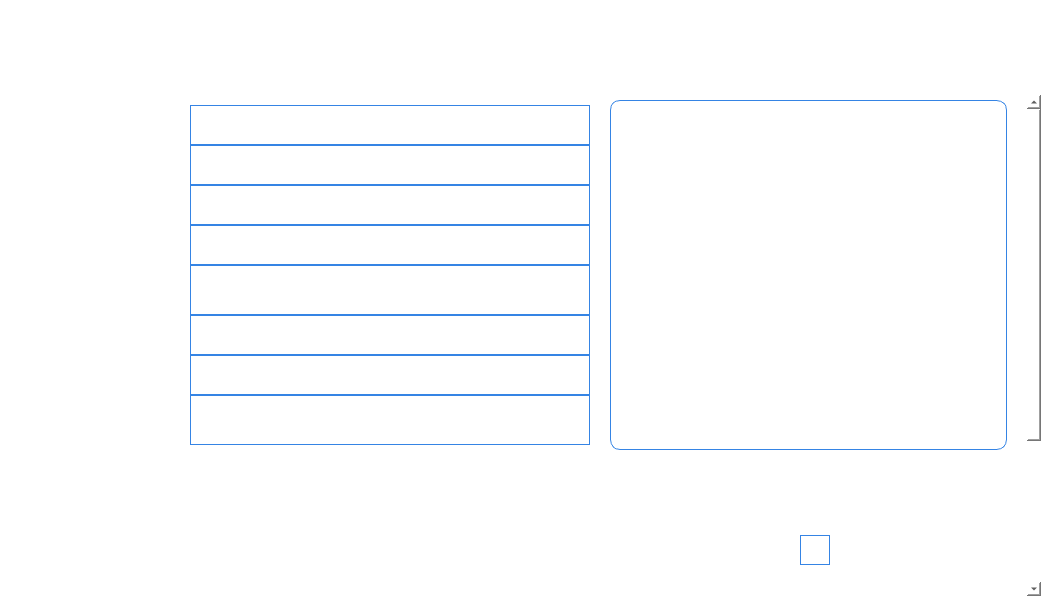
First picture: the form in forms/Page_5.ui, repository apollo-k22/FaceAI-Product, before the edit.
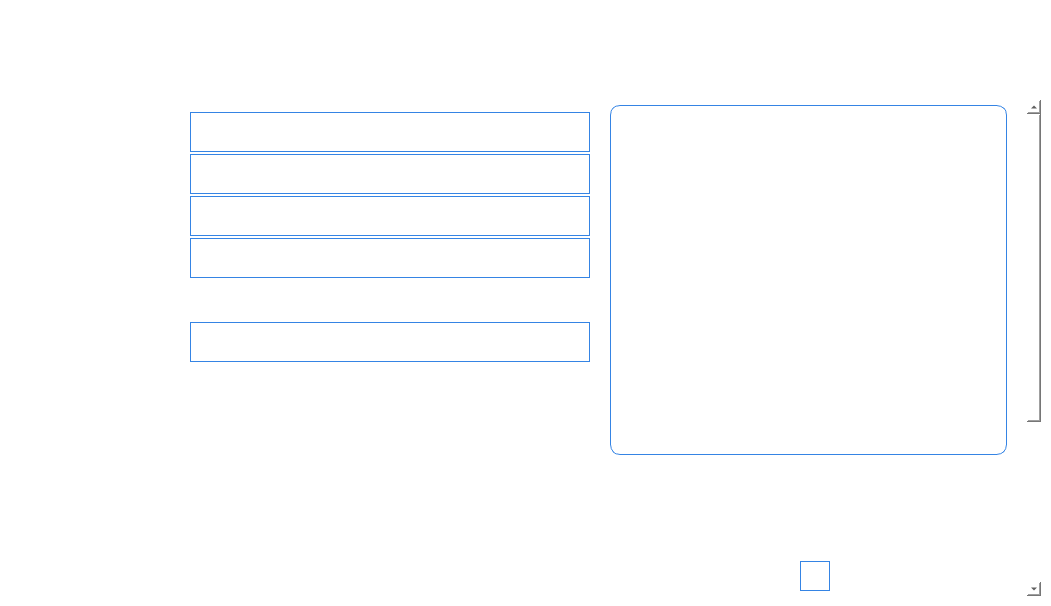
Second picture: the form after the edit. Icons and pictures are not drawn.

Commit message: fixed validation on create a new case page. updated remarks, ps, examiner's name field to GrowingTextEdit on preview and report page.

What changed in the file:
```diff
--- a/forms/Page_5.ui
+++ b/forms/Page_5.ui
@@ -131,31 +131,53 @@
         </spacer>
        </item>
        <item>
-        <widget class="QLabel" name="pageTitle">
-         <property name="sizePolicy">
-          <sizepolicy hsizetype="Fixed" vsizetype="Fixed">
-           <horstretch>0</horstretch>
-           <verstretch>0</verstretch>
-          </sizepolicy>
+        <layout class="QVBoxLayout" name="verticalLayout_11">
+         <property name="leftMargin">
+          <number>35</number>
          </property>
-         <property name="font">
-          <font>
-           <pointsize>20</pointsize>
-           <weight>75</weight>
-           <bold>true</bold>
-          </font>
+         <property name="topMargin">
+          <number>20</number>
          </property>
-         <property name="styleSheet">
-          <string notr="true">color: rgb(255, 255, 255);
+         <item>
+          <widget class="QLabel" name="pageTitle">
+           <property name="sizePolicy">
+            <sizepolicy hsizetype="Expanding" vsizetype="Fixed">
+             <horstretch>0</horstretch>
+             <verstretch>0</verstretch>
+            </sizepolicy>
+           </property>
+           <property name="minimumSize">
+            <size>
+             <width>0</width>
+             <height>40</height>
+            </size>
+           </property>
+           <property name="maximumSize">
+            <size>
+             <width>16777215</width>
+             <height>40</height>
+            </size>
+           </property>
+           <property name="font">
+            <font>
+             <pointsize>20</pointsize>
+             <weight>75</weight>
+             <bold>true</bold>
+            </font>
+           </property>
+           <property name="styleSheet">
+            <string notr="true">color: rgb(255, 255, 255);
 background:transparent;</string>
-         </property>
-         <property name="text">
-          <string>FaceAI Probe Report Preview</string>
-         </property>
-         <property name="alignment">
-          <set>Qt::AlignCenter</set>
-         </property>
-        </widget>
+           </property>
+           <property name="text">
+            <string>FaceAI Probe Report Preview</string>
+           </property>
+           <property name="alignment">
+            <set>Qt::AlignBottom|Qt::AlignHCenter</set>
+           </property>
+          </widget>
+         </item>
+        </layout>
        </item>
        <item>
         <spacer name="horizontalSpacer_3">
@@ -224,9 +246,9 @@
         <property name="geometry">
          <rect>
           <x>0</x>
-          <y>0</y>
+          <y>-172</y>
           <width>1012</width>
-          <height>759</height>
+          <height>799</height>
          </rect>
         </property>
         <property name="styleSheet">
@@ -729,114 +751,6 @@
                      </property>
                     </widget>
                    </item>
-                   <item row="7" column="1">
-                    <widget class="QTextEdit" name="teditExaminerName">
-                     <property name="sizePolicy">
-                      <sizepolicy hsizetype="Fixed" vsizetype="Fixed">
-                       <horstretch>0</horstretch>
-                       <verstretch>0</verstretch>
-                      </sizepolicy>
-                     </property>
-                     <property name="minimumSize">
-                      <size>
-                       <width>400</width>
-                       <height>0</height>
-                      </size>
-                     </property>
-                     <property name="maximumSize">
-                      <size>
-                       <width>400</width>
-                       <height>40</height>
-                      </size>
-                     </property>
-                     <property name="styleSheet">
-                      <string notr="true">background:transparent;
-border: 1px solid rgb(53, 132, 228);</string>
-                     </property>
-                     <property name="verticalScrollBarPolicy">
-                      <enum>Qt::ScrollBarAlwaysOff</enum>
-                     </property>
-                     <property name="horizontalScrollBarPolicy">
-                      <enum>Qt::ScrollBarAlwaysOff</enum>
-                     </property>
-                     <property name="sizeAdjustPolicy">
-                      <enum>QAbstractScrollArea::AdjustToContents</enum>
-                     </property>
-                     <property name="readOnly">
-                      <bool>true</bool>
-                     </property>
-                    </widget>
-                   </item>
-                   <item row="8" column="1">
-                    <widget class="QTextEdit" name="teditRemarks">
-                     <property name="sizePolicy">
-                      <sizepolicy hsizetype="Fixed" vsizetype="Fixed">
-                       <horstretch>0</horstretch>
-                       <verstretch>0</verstretch>
-                      </sizepolicy>
-                     </property>
-                     <property name="minimumSize">
-                      <size>
-                       <width>400</width>
-                       <height>40</height>
-                      </size>
-                     </property>
-                     <property name="styleSheet">
-                      <string notr="true">background:transparent;
-border: 1px solid rgb(53, 132, 228);</string>
-                     </property>
-                     <property name="verticalScrollBarPolicy">
-                      <enum>Qt::ScrollBarAlwaysOff</enum>
-                     </property>
-                     <property name="horizontalScrollBarPolicy">
-                      <enum>Qt::ScrollBarAlwaysOff</enum>
-                     </property>
-                     <property name="sizeAdjustPolicy">
-                      <enum>QAbstractScrollArea::AdjustToContents</enum>
-                     </property>
-                     <property name="readOnly">
-                      <bool>true</bool>
-                     </property>
-                    </widget>
-                   </item>
-                   <item row="4" column="1">
-                    <widget class="QTextEdit" name="teditPS">
-                     <property name="sizePolicy">
-                      <sizepolicy hsizetype="Fixed" vsizetype="Expanding">
-                       <horstretch>0</horstretch>
-                       <verstretch>0</verstretch>
-                      </sizepolicy>
-                     </property>
-                     <property name="minimumSize">
-                      <size>
-                       <width>400</width>
-                       <height>40</height>
-                      </size>
-                     </property>
-                     <property name="maximumSize">
-                      <size>
-                       <width>400</width>
-                       <height>16777215</height>
-                      </size>
-                     </property>
-                     <property name="styleSheet">
-                      <string notr="true">background:transparent;
-border: 1px solid rgb(53, 132, 228);</string>
-                     </property>
-                     <property name="verticalScrollBarPolicy">
-                      <enum>Qt::ScrollBarAlwaysOff</enum>
-                     </property>
-                     <property name="horizontalScrollBarPolicy">
-                      <enum>Qt::ScrollBarAlwaysOff</enum>
-                     </property>
-                     <property name="sizeAdjustPolicy">
-                      <enum>QAbstractScrollArea::AdjustToContents</enum>
-                     </property>
-                     <property name="readOnly">
-                      <bool>true</bool>
-                     </property>
-                    </widget>
-                   </item>
                   </layout>
                  </item>
                 </layout>
@@ -909,11 +823,23 @@
                <item>
                 <widget class="QLabel" name="lblMatchedDescription">
                  <property name="sizePolicy">
-                  <sizepolicy hsizetype="Expanding" vsizetype="Expanding">
+                  <sizepolicy hsizetype="Expanding" vsizetype="Fixed">
                    <horstretch>0</horstretch>
                    <verstretch>0</verstretch>
                   </sizepolicy>
                  </property>
+                 <property name="minimumSize">
+                  <size>
+                   <width>0</width>
+                   <height>40</height>
+                  </size>
+                 </property>
+                 <property name="maximumSize">
+                  <size>
+                   <width>16777215</width>
+                   <height>40</height>
+                  </size>
+                 </property>
                  <property name="font">
                   <font>
                    <family>Arial</family>
@@ -993,6 +919,24 @@
                       </item>
                       <item>
                        <widget class="QLabel" name="label_19">
+                        <property name="sizePolicy">
+                         <sizepolicy hsizetype="Preferred" vsizetype="Fixed">
+                          <horstretch>0</horstretch>
+                          <verstretch>0</verstretch>
+                         </sizepolicy>
+                        </property>
+                        <property name="minimumSize">
+                         <size>
+                          <width>0</width>
+                          <height>40</height>
+                         </size>
+                        </property>
+                        <property name="maximumSize">
+                         <size>
+                          <width>16777215</width>
+                          <height>40</height>
+                         </size>
+                        </property>
                         <property name="font">
                          <font>
                           <pointsize>13</pointsize>
@@ -1039,6 +983,24 @@
                       </item>
                       <item>
                        <widget class="QLabel" name="label_20">
+                        <property name="sizePolicy">
+                         <sizepolicy hsizetype="Preferred" vsizetype="Fixed">
+                          <horstretch>0</horstretch>
+                          <verstretch>0</verstretch>
+                         </sizepolicy>
+                        </property>
+                        <property name="minimumSize">
+                         <size>
+                          <width>0</width>
+                          <height>40</height>
+                         </size>
+                        </property>
+                        <property name="maximumSize">
+                         <size>
+                          <width>150</width>
+                          <height>40</height>
+                         </size>
+                        </property>
                         <property name="font">
                          <font>
                           <pointsize>13</pointsize>
@@ -1118,6 +1080,24 @@
                     </property>
                     <item>
                      <widget class="QLabel" name="label_49">
+                      <property name="sizePolicy">
+                       <sizepolicy hsizetype="Expanding" vsizetype="Fixed">
+                        <horstretch>0</horstretch>
+                        <verstretch>0</verstretch>
+                       </sizepolicy>
+                      </property>
+                      <property name="minimumSize">
+                       <size>
+                        <width>0</width>
+                        <height>40</height>
+                       </size>
+                      </property>
+                      <property name="maximumSize">
+                       <size>
+                        <width>16777215</width>
+                        <height>40</height>
+                       </size>
+                      </property>
                       <property name="font">
                        <font>
                         <pointsize>14</pointsize>
@@ -1315,12 +1295,33 @@
              </property>
              <item>
               <widget class="QLabel" name="lblStatus">
+               <property name="sizePolicy">
+                <sizepolicy hsizetype="Preferred" vsizetype="Fixed">
+                 <horstretch>0</horstretch>
+                 <verstretch>0</verstretch>
+                </sizepolicy>
+               </property>
+               <property name="minimumSize">
+                <size>
+                 <width>0</width>
+                 <height>15</height>
+                </size>
+               </property>
+               <property name="maximumSize">
+                <size>
+                 <width>16777215</width>
+                 <height>15</height>
+                </size>
+               </property>
                <property name="styleSheet">
                 <string notr="true">background:transparent;</string>
                </property>
                <property name="text">
                 <string/>
                </property>
+               <property name="alignment">
+                <set>Qt::AlignBottom|Qt::AlignLeading|Qt::AlignLeft</set>
+               </property>
               </widget>
              </item>
             </layout>
```
The commit also changes 21 other files.
